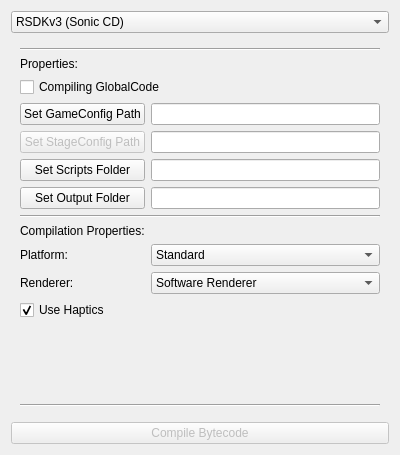
RSDKModding/RetroED, file RetroEDv2/tools/scriptcompiler.ui: the form before one commit.
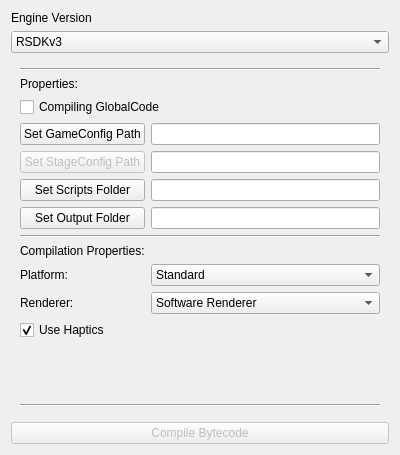
The form after the commit.

Commit message: blehhh!!!!! I don't care I don't care!!

The edit to the form file:
```diff
--- a/RetroEDv2/tools/scriptcompiler.ui
+++ b/RetroEDv2/tools/scriptcompiler.ui
@@ -14,26 +14,7 @@
    <string>Form</string>
   </property>
   <layout class="QGridLayout" name="gridLayout">
-   <item row="0" column="0">
-    <widget class="QComboBox" name="selEngineType">
-     <item>
-      <property name="text">
-       <string>RSDKv3 (Sonic CD)</string>
-      </property>
-     </item>
-     <item>
-      <property name="text">
-       <string>RSDKv4 (Sonic 1/Sonic 2)</string>
-      </property>
-     </item>
-     <item>
-      <property name="text">
-       <string>RSDKv1 (Retro-Sonic)</string>
-      </property>
-     </item>
-    </widget>
-   </item>
-   <item row="1" column="0">
+   <item row="2" column="0">
     <widget class="QStackedWidget" name="stackedWidget">
      <widget class="QWidget" name="page_v3v4">
       <layout class="QGridLayout" name="gridLayout_2">
@@ -255,7 +236,14 @@
      </widget>
     </widget>
    </item>
-   <item row="2" column="0">
+   <item row="0" column="0">
+    <widget class="QLabel" name="label_6">
+     <property name="text">
+      <string>Engine Version</string>
+     </property>
+    </widget>
+   </item>
+   <item row="3" column="0">
     <widget class="QPushButton" name="compileScr">
      <property name="enabled">
       <bool>false</bool>
@@ -265,6 +253,25 @@
      </property>
     </widget>
    </item>
+   <item row="1" column="0">
+    <widget class="QComboBox" name="selEngineType">
+     <item>
+      <property name="text">
+       <string>RSDKv3</string>
+      </property>
+     </item>
+     <item>
+      <property name="text">
+       <string>RSDKv4</string>
+      </property>
+     </item>
+     <item>
+      <property name="text">
+       <string>RSDKv1</string>
+      </property>
+     </item>
+    </widget>
+   </item>
   </layout>
  </widget>
  <resources/>
```
The commit also changes 1 other file.
